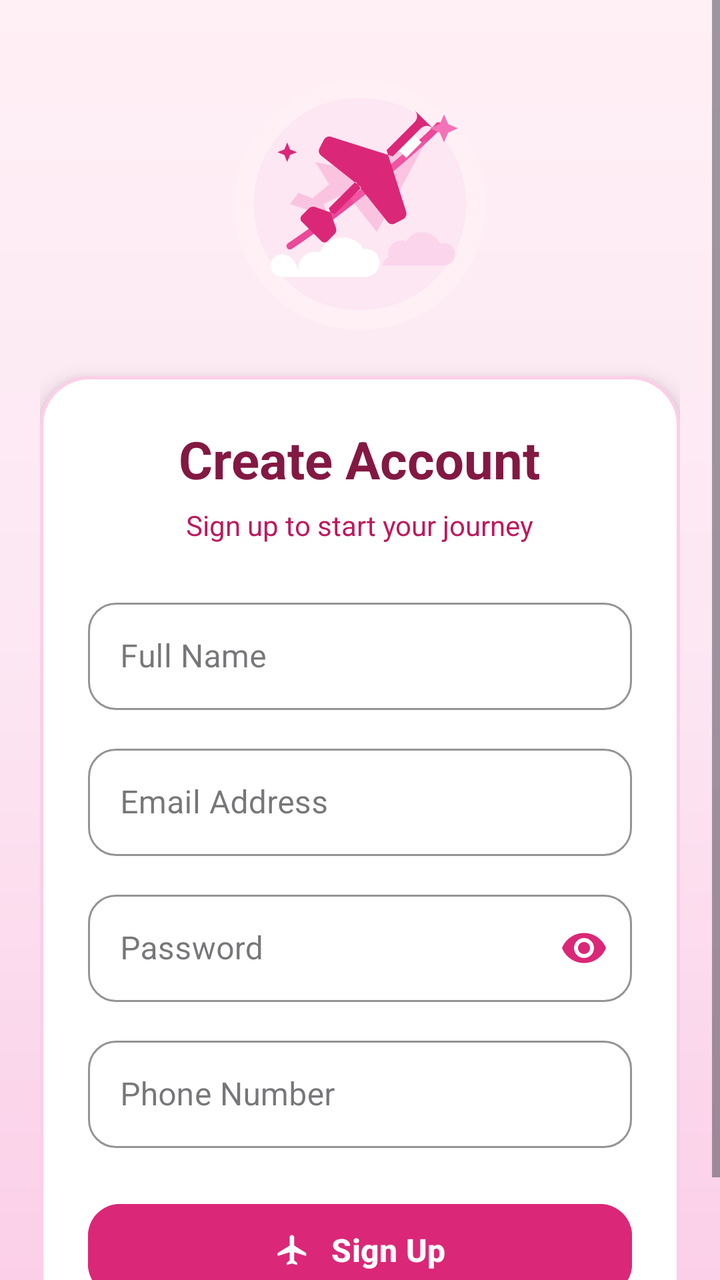
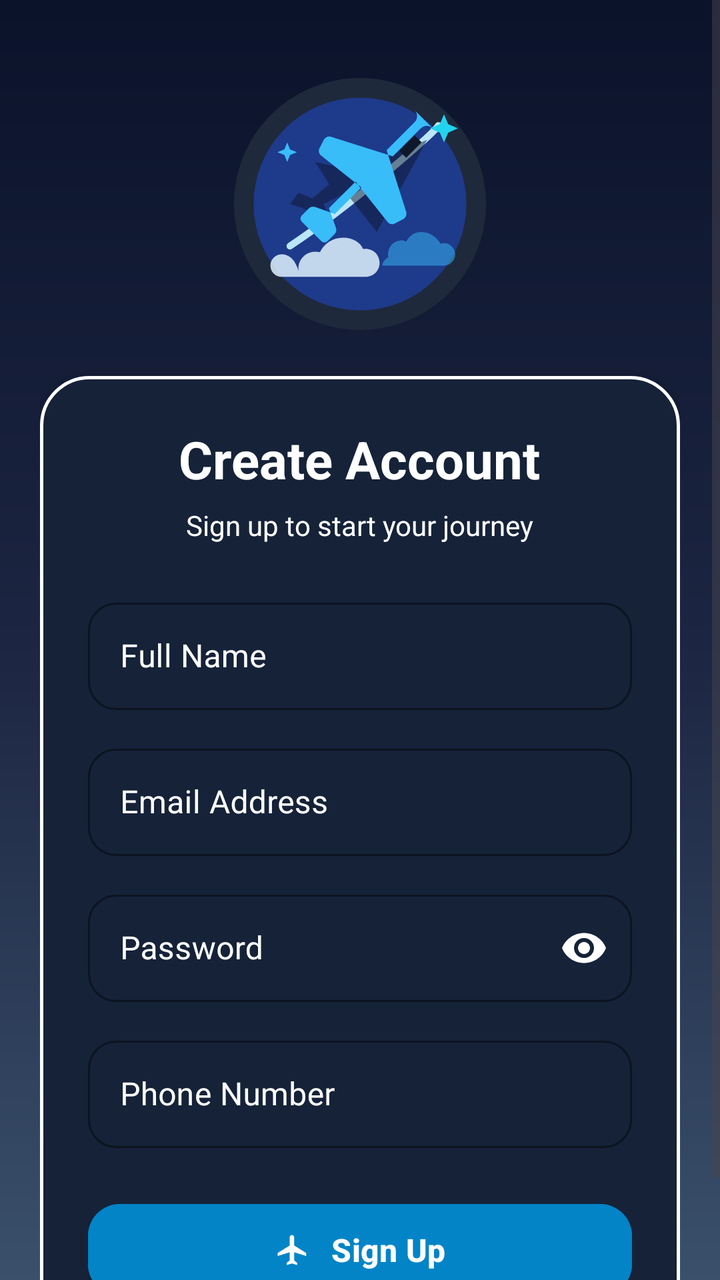

Before-and-after screenshots of an Android layout around one commit, followed by the original layout XML and the change that was made.
<!-- AndroidManifest.xml: application theme Theme.Applicationyareen -->
<!-- res/layout/activity_signup.xml -->
<?xml version="1.0" encoding="utf-8"?>
<ScrollView xmlns:android="http://schemas.android.com/apk/res/android"
    xmlns:app="http://schemas.android.com/apk/res-auto"
    xmlns:tools="http://schemas.android.com/tools"
    android:id="@+id/main"
    android:layout_width="match_parent"
    android:layout_height="match_parent"
    android:fillViewport="true"
    android:background="@drawable/bg_pink_gradient"
    tools:context=".ViewPkg.SignUpActivity">

    <LinearLayout
        android:layout_width="match_parent"
        android:layout_height="wrap_content"
        android:gravity="center"
        android:orientation="vertical"
        android:padding="20dp">

        
        <ImageView
            android:id="@+id/imgLogo"
            android:layout_width="140dp"
            android:layout_height="140dp"
            android:layout_marginTop="12dp"
            android:layout_marginBottom="16dp"
            android:contentDescription="Pink Airplane Illustration"
            android:src="@drawable/ic_pink_airplane_header"
            android:scaleType="centerInside" />

        
        <LinearLayout
            android:layout_width="match_parent"
            android:layout_height="wrap_content"
            android:background="@drawable/bg_pink_card"
            android:elevation="6dp"
            android:orientation="vertical"
            android:padding="24dp">

            
            <TextView
                android:id="@+id/tvSignUp"
                android:layout_width="wrap_content"
                android:layout_height="wrap_content"
                android:layout_gravity="center_horizontal"
                android:text="Create Account"
                android:textColor="#831843"
                android:textSize="26sp"
                android:textStyle="bold" />

            
            <TextView
                android:id="@+id/tvSignUpSubtitle"
                android:layout_width="wrap_content"
                android:layout_height="wrap_content"
                android:layout_gravity="center_horizontal"
                android:layout_marginTop="6dp"
                android:layout_marginBottom="24dp"
                android:text="Sign up to start your journey"
                android:textColor="#BE185D"
                android:textSize="14sp" />

            
            <com.google.android.material.textfield.TextInputLayout
                style="@style/Widget.MaterialComponents.TextInputLayout.OutlinedBox"
                android:layout_width="match_parent"
                android:layout_height="wrap_content"
                android:layout_marginBottom="14dp"
                android:hint="Full Name"
                app:boxCornerRadiusBottomEnd="14dp"
                app:boxCornerRadiusBottomStart="14dp"
                app:boxCornerRadiusTopEnd="14dp"
                app:boxCornerRadiusTopStart="14dp"
                app:boxStrokeColor="#DB2777"
                app:hintTextColor="#DB2777">

                <com.google.android.material.textfield.TextInputEditText
                    android:id="@+id/etFullName"
                    android:layout_width="match_parent"
                    android:layout_height="wrap_content"
                    android:inputType="textPersonName"
                    android:padding="16dp"
                    android:textColor="#831843" />
            </com.google.android.material.textfield.TextInputLayout>

            
            <com.google.android.material.textfield.TextInputLayout
                style="@style/Widget.MaterialComponents.TextInputLayout.OutlinedBox"
                android:layout_width="match_parent"
                android:layout_height="wrap_content"
                android:layout_marginBottom="14dp"
                android:hint="Email Address"
                app:boxCornerRadiusBottomEnd="14dp"
                app:boxCornerRadiusBottomStart="14dp"
                app:boxCornerRadiusTopEnd="14dp"
                app:boxCornerRadiusTopStart="14dp"
                app:boxStrokeColor="#DB2777"
                app:hintTextColor="#DB2777">

                <com.google.android.material.textfield.TextInputEditText
                    android:id="@+id/etEmail"
                    android:layout_width="match_parent"
                    android:layout_height="wrap_content"
                    android:inputType="textEmailAddress"
                    android:padding="16dp"
                    android:textColor="#831843" />
            </com.google.android.material.textfield.TextInputLayout>

            
            <com.google.android.material.textfield.TextInputLayout
                style="@style/Widget.MaterialComponents.TextInputLayout.OutlinedBox"
                android:layout_width="match_parent"
                android:layout_height="wrap_content"
                android:layout_marginBottom="14dp"
                android:hint="Password"
                app:boxCornerRadiusBottomEnd="14dp"
                app:boxCornerRadiusBottomStart="14dp"
                app:boxCornerRadiusTopEnd="14dp"
                app:boxCornerRadiusTopStart="14dp"
                app:boxStrokeColor="#DB2777"
                app:hintTextColor="#DB2777"
                app:passwordToggleEnabled="true"
                app:passwordToggleTint="#DB2777">

                <com.google.android.material.textfield.TextInputEditText
                    android:id="@+id/etPassword"
                    android:layout_width="match_parent"
                    android:layout_height="wrap_content"
                    android:inputType="textPassword"
                    android:padding="16dp"
                    android:textColor="#831843" />
            </com.google.android.material.textfield.TextInputLayout>

            
            <com.google.android.material.textfield.TextInputLayout
                style="@style/Widget.MaterialComponents.TextInputLayout.OutlinedBox"
                android:layout_width="match_parent"
                android:layout_height="wrap_content"
                android:layout_marginBottom="24dp"
                android:hint="Phone Number"
                app:boxCornerRadiusBottomEnd="14dp"
                app:boxCornerRadiusBottomStart="14dp"
                app:boxCornerRadiusTopEnd="14dp"
                app:boxCornerRadiusTopStart="14dp"
                app:boxStrokeColor="#DB2777"
                app:hintTextColor="#DB2777">

                <com.google.android.material.textfield.TextInputEditText
                    android:id="@+id/etPhoneNumber"
                    android:layout_width="match_parent"
                    android:layout_height="wrap_content"
                    android:inputType="phone"
                    android:padding="16dp"
                    android:textColor="#831843" />
            </com.google.android.material.textfield.TextInputLayout>

            
            <com.google.android.material.button.MaterialButton
                android:id="@+id/btnRegister"
                android:layout_width="match_parent"
                android:layout_height="54dp"
                android:backgroundTint="#DB2777"
                android:text="Sign Up"
                android:textColor="@android:color/white"
                android:textSize="16sp"
                android:textStyle="bold"
                app:cornerRadius="16dp"
                app:icon="@drawable/ic_airplane_white"
                app:iconGravity="textStart"
                app:iconPadding="10dp"
                app:iconTint="@android:color/white" />

        </LinearLayout>

    </LinearLayout>
</ScrollView>
<!-- resources referenced by this layout -->
<resources>
  <!-- drawable bg_pink_card (drawable) -->
  <?xml version="1.0" encoding="utf-8"?>
  <shape xmlns:android="http://schemas.android.com/apk/res/android"
      android:shape="rectangle">
      <solid android:color="#FFFFFFFF" />
      <corners android:radius="24dp" />
      <stroke
          android:width="1.5dp"
          android:color="#FBCFE8" />
  </shape>
  <!-- drawable bg_pink_gradient (drawable) -->
  <?xml version="1.0" encoding="utf-8"?>
  <shape xmlns:android="http://schemas.android.com/apk/res/android"
      android:shape="rectangle">
      <gradient
          android:angle="270"
          android:startColor="#FFF0F5"
          android:centerColor="#FCE7F3"
          android:endColor="#FBCFE8" />
  </shape>
  <!-- drawable ic_airplane_white (drawable) -->
  <vector xmlns:android="http://schemas.android.com/apk/res/android"
      android:width="24dp"
      android:height="24dp"
      android:viewportWidth="24"
      android:viewportHeight="24">
  
      <path
          android:fillColor="#FFFFFFFF"
          android:pathData="M21,16v-2l-8,-5V3.5C13,2.67 12.33,2 11.5,2S10,2.67 10,3.5V9l-8,5v2l8,-2.5V19l-2,1.5V22l3.5,-1 3.5,1v-1.5L13,19v-5.5l8,2.5z" />
  </vector>
  <!-- drawable ic_pink_airplane_header: vector/xml drawable (drawable, 2388 chars, omitted) -->
  <style name="Theme.Applicationyareen" parent="Base.Theme.Applicationyareen" />
  <style name="Base.Theme.Applicationyareen" parent="Theme.Material3.DayNight.NoActionBar">
          
          
      </style>
</resources>

<!-- the commit's change to res/layout/activity_signup.xml (unified diff, before → after) -->
@@ -6,7 +6,7 @@
     android:layout_width="match_parent"
     android:layout_height="match_parent"
     android:fillViewport="true"
-    android:background="@drawable/bg_pink_gradient"
+    android:background="@drawable/bg_dark_blue_gradient"
     tools:context=".ViewPkg.SignUpActivity">
 
     <LinearLayout
@@ -23,15 +23,15 @@
             android:layout_height="140dp"
             android:layout_marginTop="12dp"
             android:layout_marginBottom="16dp"
-            android:contentDescription="Pink Airplane Illustration"
-            android:src="@drawable/ic_pink_airplane_header"
+            android:contentDescription="Dark Blue Airplane Illustration"
+            android:src="@drawable/ic_blue_airplane_header"
             android:scaleType="centerInside" />
 
         
         <LinearLayout
             android:layout_width="match_parent"
             android:layout_height="wrap_content"
-            android:background="@drawable/bg_pink_card"
+            android:background="@drawable/bg_dark_blue_card"
             android:elevation="6dp"
             android:orientation="vertical"
             android:padding="24dp">
@@ -43,7 +43,7 @@
                 android:layout_height="wrap_content"
                 android:layout_gravity="center_horizontal"
                 android:text="Create Account"
-                android:textColor="#831843"
+                android:textColor="#FFFFFF"
                 android:textSize="26sp"
                 android:textStyle="bold" />
 
@@ -56,7 +56,7 @@
                 android:layout_marginTop="6dp"
                 android:layout_marginBottom="24dp"
                 android:text="Sign up to start your journey"
-                android:textColor="#BE185D"
+                android:textColor="#FFFFFF"
                 android:textSize="14sp" />
 
             
@@ -66,12 +66,13 @@
                 android:layout_height="wrap_content"
                 android:layout_marginBottom="14dp"
                 android:hint="Full Name"
+                android:textColorHint="#FFFFFF"
                 app:boxCornerRadiusBottomEnd="14dp"
                 app:boxCornerRadiusBottomStart="14dp"
                 app:boxCornerRadiusTopEnd="14dp"
                 app:boxCornerRadiusTopStart="14dp"
-                app:boxStrokeColor="#DB2777"
-                app:hintTextColor="#DB2777">
+                app:boxStrokeColor="#FFFFFF"
+                app:hintTextColor="#FFFFFF">
 
                 <com.google.android.material.textfield.TextInputEditText
                     android:id="@+id/etFullName"
@@ -79,7 +80,8 @@
                     android:layout_height="wrap_content"
                     android:inputType="textPersonName"
                     android:padding="16dp"
-                    android:textColor="#831843" />
+                    android:textColor="#FFFFFF"
+                    android:textColorHint="#FFFFFF" />
             </com.google.android.material.textfield.TextInputLayout>
 
             
@@ -89,12 +91,13 @@
                 android:layout_height="wrap_content"
                 android:layout_marginBottom="14dp"
                 android:hint="Email Address"
+                android:textColorHint="#FFFFFF"
                 app:boxCornerRadiusBottomEnd="14dp"
                 app:boxCornerRadiusBottomStart="14dp"
                 app:boxCornerRadiusTopEnd="14dp"
                 app:boxCornerRadiusTopStart="14dp"
-                app:boxStrokeColor="#DB2777"
-                app:hintTextColor="#DB2777">
+                app:boxStrokeColor="#FFFFFF"
+                app:hintTextColor="#FFFFFF">
 
                 <com.google.android.material.textfield.TextInputEditText
                     android:id="@+id/etEmail"
@@ -102,7 +105,8 @@
                     android:layout_height="wrap_content"
                     android:inputType="textEmailAddress"
                     android:padding="16dp"
-                    android:textColor="#831843" />
+                    android:textColor="#FFFFFF"
+                    android:textColorHint="#FFFFFF" />
             </com.google.android.material.textfield.TextInputLayout>
 
             
@@ -112,14 +116,15 @@
                 android:layout_height="wrap_content"
                 android:layout_marginBottom="14dp"
                 android:hint="Password"
+                android:textColorHint="#FFFFFF"
                 app:boxCornerRadiusBottomEnd="14dp"
                 app:boxCornerRadiusBottomStart="14dp"
                 app:boxCornerRadiusTopEnd="14dp"
                 app:boxCornerRadiusTopStart="14dp"
-                app:boxStrokeColor="#DB2777"
-                app:hintTextColor="#DB2777"
+                app:boxStrokeColor="#FFFFFF"
+                app:hintTextColor="#FFFFFF"
                 app:passwordToggleEnabled="true"
-                app:passwordToggleTint="#DB2777">
+                app:passwordToggleTint="#FFFFFF">
 
                 <com.google.android.material.textfield.TextInputEditText
                     android:id="@+id/etPassword"
@@ -127,7 +132,8 @@
                     android:layout_height="wrap_content"
                     android:inputType="textPassword"
                     android:padding="16dp"
-                    android:textColor="#831843" />
+                    android:textColor="#FFFFFF"
+                    android:textColorHint="#FFFFFF" />
             </com.google.android.material.textfield.TextInputLayout>
 
             
@@ -137,12 +143,13 @@
                 android:layout_height="wrap_content"
                 android:layout_marginBottom="24dp"
                 android:hint="Phone Number"
+                android:textColorHint="#FFFFFF"
                 app:boxCornerRadiusBottomEnd="14dp"
                 app:boxCornerRadiusBottomStart="14dp"
                 app:boxCornerRadiusTopEnd="14dp"
                 app:boxCornerRadiusTopStart="14dp"
-                app:boxStrokeColor="#DB2777"
-                app:hintTextColor="#DB2777">
+                app:boxStrokeColor="#FFFFFF"
+                app:hintTextColor="#FFFFFF">
 
                 <com.google.android.material.textfield.TextInputEditText
                     android:id="@+id/etPhoneNumber"
@@ -150,7 +157,8 @@
                     android:layout_height="wrap_content"
                     android:inputType="phone"
                     android:padding="16dp"
-                    android:textColor="#831843" />
+                    android:textColor="#FFFFFF"
+                    android:textColorHint="#FFFFFF" />
             </com.google.android.material.textfield.TextInputLayout>
 
             
@@ -158,7 +166,7 @@
                 android:id="@+id/btnRegister"
                 android:layout_width="match_parent"
                 android:layout_height="54dp"
-                android:backgroundTint="#DB2777"
+                android:backgroundTint="#0284C7"
                 android:text="Sign Up"
                 android:textColor="@android:color/white"
                 android:textSize="16sp"
<!-- resource entries referenced after the edit -->
@@ -1,24 +1,24 @@
 <!-- resources referenced by this layout -->
 <resources>
-  <!-- drawable bg_pink_card (drawable) -->
+  <!-- drawable bg_dark_blue_card (drawable) -->
   <?xml version="1.0" encoding="utf-8"?>
   <shape xmlns:android="http://schemas.android.com/apk/res/android"
       android:shape="rectangle">
-      <solid android:color="#FFFFFFFF" />
+      <solid android:color="#152238" />
       <corners android:radius="24dp" />
       <stroke
           android:width="1.5dp"
-          android:color="#FBCFE8" />
+          android:color="#FFFFFF" />
   </shape>
-  <!-- drawable bg_pink_gradient (drawable) -->
+  <!-- drawable bg_dark_blue_gradient (drawable) -->
   <?xml version="1.0" encoding="utf-8"?>
   <shape xmlns:android="http://schemas.android.com/apk/res/android"
       android:shape="rectangle">
       <gradient
           android:angle="270"
-          android:startColor="#FFF0F5"
-          android:centerColor="#FCE7F3"
-          android:endColor="#FBCFE8" />
+          android:startColor="#0B132B"
+          android:centerColor="#1C2541"
+          android:endColor="#3A506B" />
   </shape>
   <!-- drawable ic_airplane_white (drawable) -->
   <vector xmlns:android="http://schemas.android.com/apk/res/android"
@@ -31,7 +31,7 @@
           android:fillColor="#FFFFFFFF"
           android:pathData="M21,16v-2l-8,-5V3.5C13,2.67 12.33,2 11.5,2S10,2.67 10,3.5V9l-8,5v2l8,-2.5V19l-2,1.5V22l3.5,-1 3.5,1v-1.5L13,19v-5.5l8,2.5z" />
   </vector>
-  <!-- drawable ic_pink_airplane_header: vector/xml drawable (drawable, 2388 chars, omitted) -->
+  <!-- drawable ic_blue_airplane_header: vector/xml drawable (drawable, 2411 chars, omitted) -->
   <style name="Theme.Applicationyareen" parent="Base.Theme.Applicationyareen" />
   <style name="Base.Theme.Applicationyareen" parent="Theme.Material3.DayNight.NoActionBar">
           
